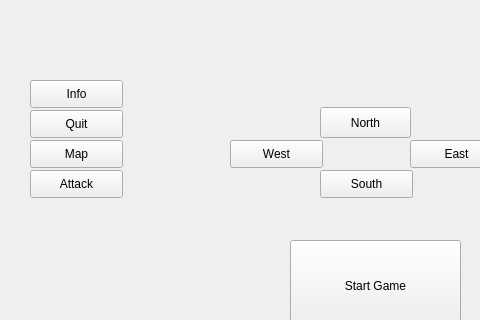
This is zork/mainwindow.ui in jackbusher/Zork-game as Qt 5 draws it before an edit; both pictures show x 0 to 480 and y 0 to 320 of the 800 by 600 pixel window. The edited form follows.
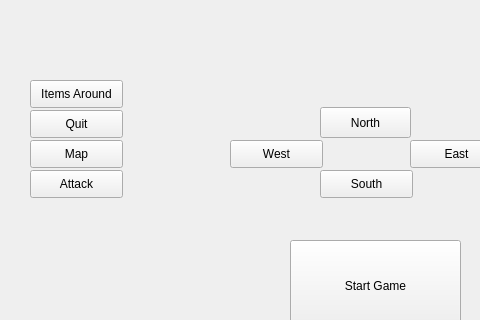
This is the edited form.

What changed in the file:
```diff
--- a/zork/mainwindow.ui
+++ b/zork/mainwindow.ui
@@ -146,7 +146,7 @@
      </rect>
     </property>
     <property name="text">
-     <string>Info</string>
+     <string>Items Around</string>
     </property>
    </widget>
    <widget class="QLabel" name="textBox">
```
